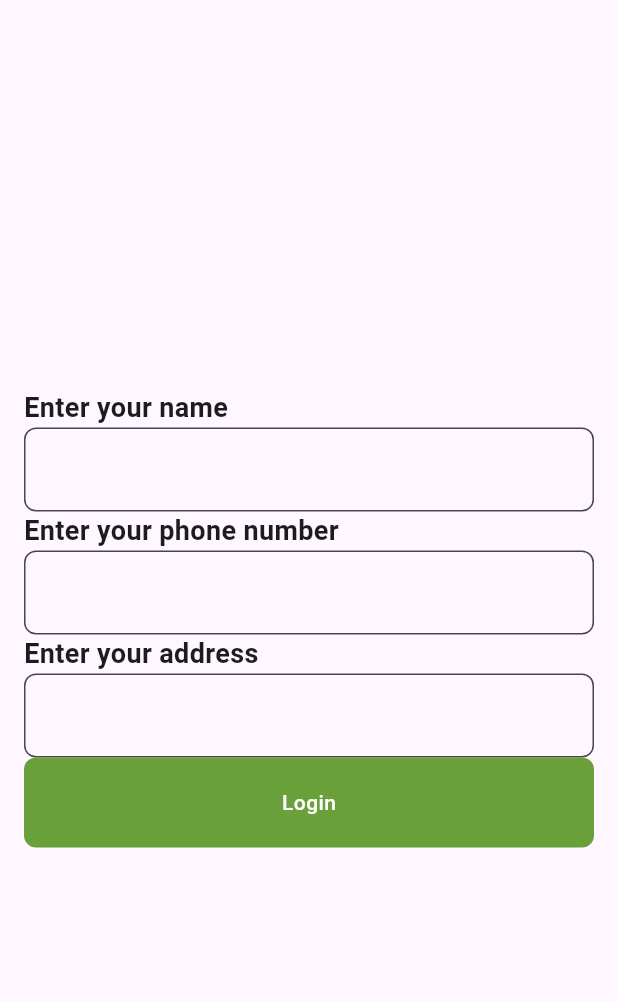
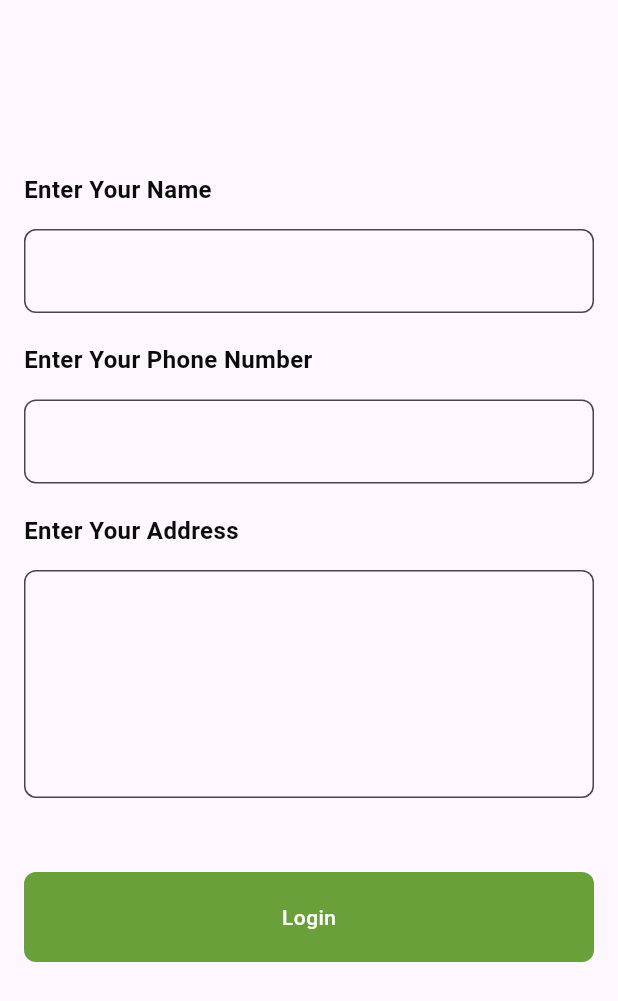
Before and after one commit to KarimaMahmoud626/fruits_market_app, a Flutter app: the CompeleteInformationView screen opened directly, on a phone screen of 412 x 824 dp. Shown: the top 1001 px of the screen. Run offline on Flutter 3.47's test engine with Material 3 defaults, Android fonts, the phone set to English and light mode, and no system bars; our stand-ins replace dots_indicator, get; missing offline and left inert: font_awesome_icon_class.

Commit message:
compelete auth info page ui is done

```diff
--- a/lib/features/auth_feature/presentation/pages/compelete_info/compelete_information_view.dart
+++ b/lib/features/Auth/presentation/pages/compelete_info/compelete_information_view.dart
@@ -1,5 +1,5 @@
 import 'package:flutter/material.dart';
-import 'package:fruits_market/features/auth_feature/presentation/pages/compelete_info/widgets/compelete_information_view_body.dart';
+import 'package:fruits_market/features/Auth/presentation/pages/compelete_info/widgets/compelete_information_view_body.dart';
 
 class CompeleteInformationView extends StatelessWidget {
   const CompeleteInformationView({super.key});
--- a/lib/features/auth_feature/presentation/pages/compelete_info/widgets/custom_info_item.dart
+++ b/lib/features/Auth/presentation/pages/compelete_info/widgets/compelete_info_item.dart
@@ -1,8 +1,9 @@
 import 'package:flutter/material.dart';
 import 'package:fruits_market/core/widgets/custom_text_field.dart';
+import 'package:fruits_market/core/widgets/space_widget.dart';
 
-class CustomInfoItem extends StatelessWidget {
-  const CustomInfoItem({
+class CompeleteInfoItem extends StatelessWidget {
+  const CompeleteInfoItem({
     super.key,
     required this.text,
     this.keyboardType,
@@ -16,6 +17,7 @@ class CustomInfoItem extends StatelessWidget {
   @override
   Widget build(BuildContext context) {
     return Column(
+      crossAxisAlignment: CrossAxisAlignment.start,
       children: [
         Text(
           text,
@@ -26,6 +28,7 @@ class CustomInfoItem extends StatelessWidget {
           ),
           textAlign: TextAlign.left,
         ),
+        VerticalSpace(1.5),
         CustomTextField(keyboardType: keyboardType, maxLines: maxLines),
       ],
     );
--- /dev/null
+++ b/lib/features/Auth/presentation/pages/compelete_info/widgets/compelete_information_view_body.dart
@@ -0,0 +1,27 @@
+import 'package:flutter/material.dart';
+import 'package:fruits_market/core/widgets/custom_buttons.dart';
+import 'package:fruits_market/core/widgets/space_widget.dart';
+import 'package:fruits_market/features/Auth/presentation/pages/compelete_info/widgets/compelete_info_item.dart';
+
+class CompeleteInformationViewBody extends StatelessWidget {
+  const CompeleteInformationViewBody({super.key});
+
+  @override
+  Widget build(BuildContext context) {
+    return Padding(
+      padding: const EdgeInsets.all(16),
+      child: Column(
+        children: [
+          VerticalSpace(10),
+          CompeleteInfoItem(text: 'Enter Your Name'),
+          VerticalSpace(2),
+          CompeleteInfoItem(text: 'Enter Your Phone Number'),
+          VerticalSpace(2),
+          CompeleteInfoItem(text: 'Enter Your Address', maxLines: 5),
+          VerticalSpace(5),
+          CustomGeneralButton(text: 'Login'),
+        ],
+      ),
+    );
+  }
+}
--- a/lib/features/auth_feature/presentation/pages/login/login_view.dart
+++ b/lib/features/Auth/presentation/pages/login/login_view.dart
@@ -1,5 +1,5 @@
 import 'package:flutter/material.dart';
-import 'package:fruits_market/features/auth_feature/presentation/pages/login/widgets/login_view_body.dart';
+import 'package:fruits_market/features/Auth/presentation/pages/login/widgets/login_view_body.dart';
 
 class LoginView extends StatelessWidget {
   const LoginView({super.key});
--- a/lib/features/auth_feature/presentation/pages/login/widgets/login_view_body.dart
+++ b/lib/features/Auth/presentation/pages/login/widgets/login_view_body.dart
@@ -4,7 +4,7 @@ import 'package:fruits_market/core/constants.dart';
 import 'package:fruits_market/core/utils/size_config.dart';
 import 'package:fruits_market/core/widgets/custom_buttons.dart';
 import 'package:fruits_market/core/widgets/space_widget.dart';
-import 'package:fruits_market/features/auth_feature/presentation/pages/compelete_info/compelete_information_view.dart';
+import 'package:fruits_market/features/Auth/presentation/pages/compelete_info/compelete_information_view.dart';
 import 'package:get/get.dart';
 import 'package:get/get_core/src/get_main.dart';
 
--- a/lib/features/auth_feature/presentation/pages/compelete_info/widgets/compelete_information_view_body.dart
+++ /dev/null
@@ -1,39 +0,0 @@
-import 'package:flutter/material.dart';
-import 'package:fruits_market/core/widgets/custom_buttons.dart';
-import 'package:fruits_market/core/widgets/custom_text_field.dart';
-
-class CompeleteInformationViewBody extends StatelessWidget {
-  const CompeleteInformationViewBody({super.key});
-
-  @override
-  Widget build(BuildContext context) {
-    return Padding(
-      padding: const EdgeInsets.all(16),
-      child: Column(
-        mainAxisAlignment: MainAxisAlignment.center,
-        crossAxisAlignment: CrossAxisAlignment.start,
-        children: [
-          Text(
-            'Enter your name',
-            style: TextStyle(fontSize: 18, fontWeight: FontWeight.bold),
-            textAlign: TextAlign.left,
-          ),
-          CustomTextField(),
-          Text(
-            'Enter your phone number',
-            style: TextStyle(fontSize: 18, fontWeight: FontWeight.bold),
-            textAlign: TextAlign.left,
-          ),
-          CustomTextField(),
-          Text(
-            'Enter your address',
-            style: TextStyle(fontSize: 18, fontWeight: FontWeight.bold),
-            textAlign: TextAlign.left,
-          ),
-          CustomTextField(),
-          CustomGeneralButton(text: 'Login'),
-        ],
-      ),
-    );
-  }
-}
--- a/lib/features/onBoarding/presentation/widgets/on_boarding_body.dart
+++ b/lib/features/onBoarding/presentation/widgets/on_boarding_body.dart
@@ -2,7 +2,7 @@ import 'package:flutter/material.dart';
 import 'package:fruits_market/core/utils/size_config.dart';
 import 'package:fruits_market/core/widgets/custom_buttons.dart';
 import 'package:fruits_market/core/widgets/custom_dots_indicator.dart';
-import 'package:fruits_market/features/auth_feature/presentation/pages/login/login_view.dart';
+import 'package:fruits_market/features/Auth/presentation/pages/login/login_view.dart';
 import 'package:fruits_market/features/onBoarding/presentation/widgets/custom_page_view.dart';
 import 'package:get/get.dart';
 import 'package:get/get_core/src/get_main.dart';
```
Also changed, not shown: lib/features/Auth/domain/repositiories/auth_repo.dart (added).
